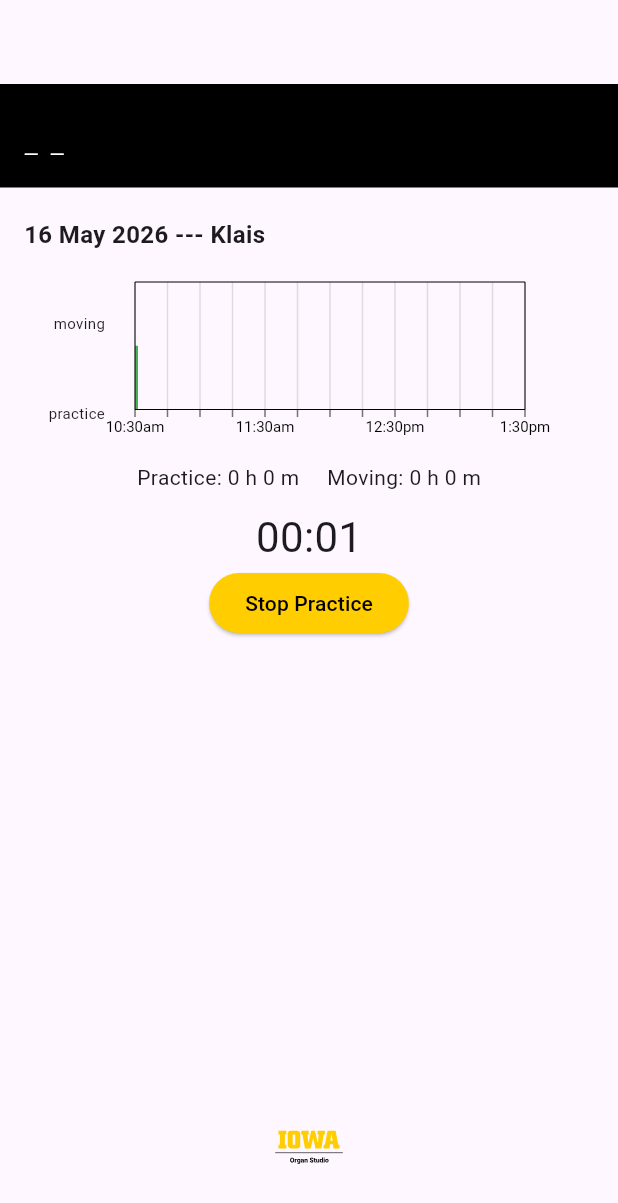
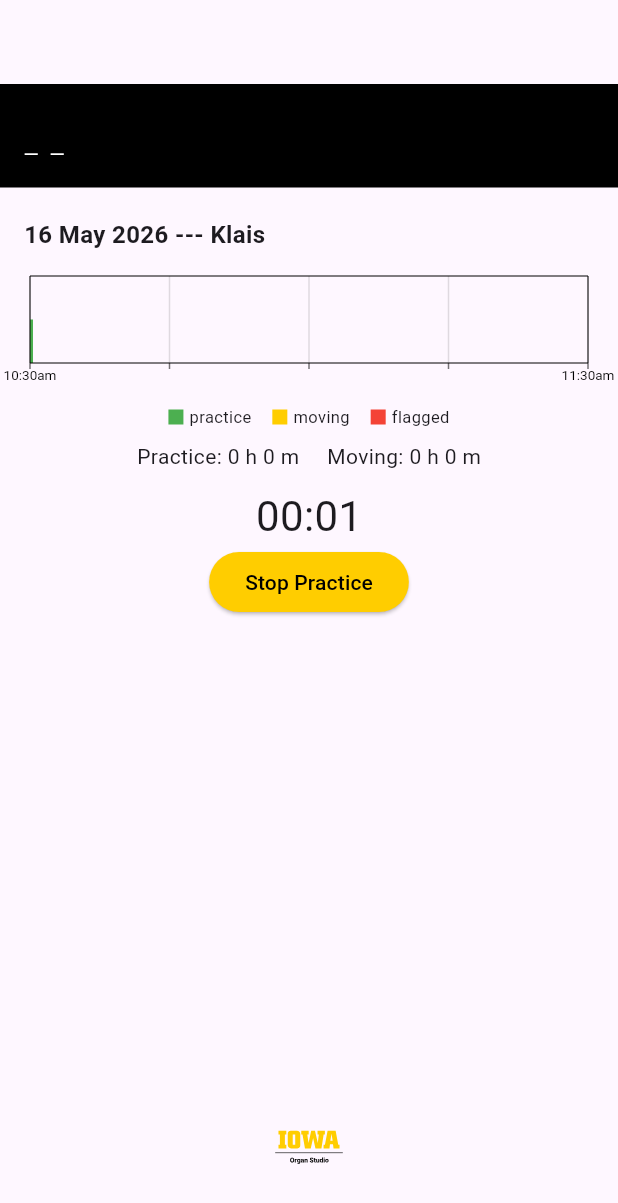
Before and after one commit to iowa-organ-studio/practice-tracker, a Flutter app: the SelectionPage screen opened directly, after a tap on "Klais", on a phone screen of 412 x 824 dp. Shown: the top 1203 px of the screen. Run offline on Flutter 3.47's test engine with Material 3 defaults, Android fonts, the phone set to English and light mode, and no system bars; our stand-ins replace cloud_firestore, firebase_core, flutter_svg, sensors_plus, shared_preferences; missing offline and left inert: record; accounts and stored records are empty.

Commit message:
Refine practice graph layout and adaptive scaling

```diff
--- a/lib/main.dart
+++ b/lib/main.dart
@@ -7,6 +7,8 @@ import 'package:flutter_svg/flutter_svg.dart';
 import 'package:cloud_firestore/cloud_firestore.dart';
 import 'package:firebase_core/firebase_core.dart';
 import 'login_page.dart';
+import 'package:record/record.dart';
+import 'package:path_provider/path_provider.dart';
 
 Future<Widget> getStartPage() async {
   final prefs = await SharedPreferences.getInstance();
@@ -130,7 +132,7 @@ class _HomePageState extends State<HomePage> {
     return Scaffold(
       body: SafeArea(
         child: Column(
-          mainAxisAlignment: MainAxisAlignment.spaceEvenly,
+          mainAxisAlignment: MainAxisAlignment.spaceAround,
           children: [
             FutureBuilder<Map<String, String>>(
               future: getUserInfo(),
@@ -247,33 +249,71 @@ class SelectionPage extends StatelessWidget {
   @override
   Widget build(BuildContext context) {
     return Scaffold(
-      body: Center(
+      body: StreamBuilder<QuerySnapshot>(
+        stream: FirebaseFirestore.instance
+            .collection('sessions')
+            .where('endTime', isNull: true)
+            .snapshots(),
+        builder: (context, snapshot) {
+          if (!snapshot.hasData) {
+            return const Center(child: CircularProgressIndicator());
+          }
+
+          final activeSessions = snapshot.data!.docs;
+
+          return Center(
             child: Column(
               mainAxisAlignment: MainAxisAlignment.center,
               children: builders.map((b) {
+                bool inUse = false;
+
+                if (b != 'Other') {
+                  inUse = activeSessions.any((doc) {
+                    final data = doc.data() as Map<String, dynamic>;
+                    return data['instrument'] == b;
+                  });
+                }
+
                 return Padding(
                   padding: const EdgeInsets.only(bottom: 10),
                   child: GestureDetector(
-                onTap: () async {
-                  final result = await Navigator.push(
+                    onTap: inUse
+                        ? null
+                        : () async {
+                            await Navigator.pushReplacement(
                               context,
                               MaterialPageRoute(
                                 builder: (_) => PracticePage(instrument: b),
                               ),
                             );
-                  Navigator.pop(context, result);
                           },
+                    child: Opacity(
+                      opacity: inUse ? 0.4 : 1.0,
                       child: Container(
                         width: 220,
                         padding: const EdgeInsets.all(14),
                         alignment: Alignment.center,
-                  color: Colors.grey[700],
-                  child: Text(b, style: const TextStyle(color: gold)),
+                        decoration: BoxDecoration(
+                          color: inUse ? Colors.grey : gold,
+                          border: Border.all(
+                            color: inUse ? Colors.black54 : Colors.black,
+                            width: 2,
+                          ),
+                        ),
+                        child: Text(
+                          b,
+                          style: TextStyle(
+                            color: inUse ? Colors.black54 : Colors.black,
+                          ),
+                        ),
+                      ),
                     ),
                   ),
                 );
               }).toList(),
             ),
+          );
+        },
       ),
     );
   }
@@ -411,9 +451,23 @@ class ReviewPage extends StatelessWidget {
                       children: docs.map((doc) {
                         final s = doc.data() as Map<String, dynamic>;
 
-                        final timelineList = (s['timeline'] as List)
-                            .map((e) => Segment(e['start'], e['moving']))
+                        final rawTimeline = s['timeline'];
+
+                        List<Segment> timelineList = [];
+
+                        if (rawTimeline != null && rawTimeline is List) {
+                          timelineList = rawTimeline
+                              .where((e) => e != null)
+                              .map((e) {
+                                final map = e as Map<String, dynamic>;
+
+                                return Segment(
+                                  map['start'] ?? 0,
+                                  map['moving'] ?? false,
+                                );
+                              })
                               .toList();
+                        }
 
                         final duration = s['duration'] ?? 0;
                         final totals = computeTotals(timelineList, duration);
@@ -434,49 +488,14 @@ class ReviewPage extends StatelessWidget {
                               const SizedBox(height: 6),
 
                               SizedBox(
-                                height: 120,
+                                height: 84,
                                 child: Row(
                                   children: [
-                                    SizedBox(
-                                      width: 70,
-                                      child: LayoutBuilder(
-                                        builder: (context, constraints) {
-                                          final h = constraints.maxHeight;
-
-                                          return Stack(
-                                            children: [
-                                              Positioned(
-                                                top: h * 0.15,
-                                                right: 0,
-                                                child: const Text(
-                                                  "moving",
-                                                  style: TextStyle(
-                                                    fontSize: 10,
-                                                  ),
-                                                ),
-                                              ),
-                                              Positioned(
-                                                top: h * 0.70,
-                                                right: 0,
-                                                child: const Text(
-                                                  "practice",
-                                                  style: TextStyle(
-                                                    fontSize: 10,
-                                                  ),
-                                                ),
-                                              ),
-                                            ],
-                                          );
-                                        },
-                                      ),
-                                    ),
-
-                                    const SizedBox(width: 8),
-
                                     Expanded(
                                       child: Padding(
-                                        padding: const EdgeInsets.symmetric(
-                                          horizontal: 12,
+                                        padding: const EdgeInsets.only(
+                                          left: 2,
+                                          right: 2,
                                         ),
                                         child: CustomPaint(
                                           size: Size.infinite,
@@ -485,6 +504,7 @@ class ReviewPage extends StatelessWidget {
                                             duration,
                                             (s['startTime'] as Timestamp)
                                                 .toDate(),
+                                            fixedThreeHourScale: true,
                                           ),
                                         ),
                                       ),
@@ -530,84 +550,112 @@ class Segment {
   Segment(this.start, this.moving);
 }
 
+class WavePoint {
+  final int second;
+  final double amplitude;
+
+  WavePoint(this.second, this.amplitude);
+}
+
 class GraphPainter extends CustomPainter {
   final List<Segment> timeline;
   final int seconds;
   final DateTime startTime;
 
-  GraphPainter(this.timeline, this.seconds, this.startTime);
+  final bool fixedThreeHourScale;
 
-  static const maxSeconds = 3 * 3600;
+  GraphPainter(
+    this.timeline,
+    this.seconds,
+    this.startTime, {
+    this.fixedThreeHourScale = false,
+  });
 
-  double getX(double s, double width) {
-    const rightPadding = 50.0; // increase this
-    return (s / maxSeconds) * (width - rightPadding);
+  double getVisibleSeconds() {
+    if (fixedThreeHourScale) {
+      return 3 * 3600;
+    }
+
+    if (seconds <= 45 * 60) {
+      return 3600;
+    }
+
+    if (seconds <= 105 * 60) {
+      return 7200;
+    }
+
+    return 10800;
+  }
+
+  double getX(double s, double width, double visibleSeconds) {
+    const graphPadding = 18.0;
+
+    return graphPadding + (s / visibleSeconds) * (width - (graphPadding * 2));
   }
 
   @override
   void paint(Canvas canvas, Size size) {
+    final visibleSeconds = getVisibleSeconds();
+
     final paint = Paint()..style = PaintingStyle.fill;
 
-    final axisPaint = Paint()
-      ..color = Colors.black54
-      ..strokeWidth = 1;
+    final axisPaint = Paint()..strokeWidth = 1;
 
     final textPainter = TextPainter(textDirection: TextDirection.ltr);
 
     final safeTimeline = timeline.isEmpty ? [Segment(0, false)] : timeline;
 
-    final graphTop = 10.0;
-    final graphBottom = size.height - 25; // leave space for labels
+    final graphTop = 6.0;
+    final graphBottom = size.height - 20;
 
-    double getTop(bool moving) =>
-        moving ? graphTop : graphTop + (graphBottom - graphTop) * 0.5;
+    double getTop(bool moving) {
+      return moving ? graphTop : graphTop + (graphBottom - graphTop) * 0.5;
+    }
 
-    // ---------------- DRAW GRID + TICKS ----------------
-    const tickInterval = 15 * 60; // every 15 minutes
+    const tickInterval = 15 * 60;
 
-    for (int t = 0; t <= maxSeconds; t += tickInterval) {
-      final x = getX(t.toDouble(), size.width);
+    for (int t = 0; t <= visibleSeconds; t += tickInterval) {
+      final x = getX(t.toDouble(), size.width, visibleSeconds);
 
-      // vertical grid line
       canvas.drawLine(
         Offset(x, graphTop),
         Offset(x, graphBottom),
         axisPaint..color = Colors.black12,
       );
 
-      // tick
       canvas.drawLine(
         Offset(x, graphBottom),
-        Offset(x, graphBottom + 5),
+        Offset(x, graphBottom + 4),
         axisPaint..color = Colors.black54,
       );
 
-      // label every hour
       if (t % 3600 == 0) {
         final time = startTime.add(Duration(seconds: t));
 
         int h = time.hour % 12;
+
         if (h == 0) h = 12;
+
         final m = time.minute.toString().padLeft(2, '0');
+
         final suffix = time.hour >= 12 ? "pm" : "am";
 
         final label = "$h:$m$suffix";
 
         textPainter.text = TextSpan(
           text: label,
-          style: const TextStyle(fontSize: 10, color: Colors.black),
+          style: const TextStyle(fontSize: 9, color: Colors.black),
         );
 
         textPainter.layout();
 
         textPainter.paint(
           canvas,
-          Offset(x - textPainter.width / 2, graphBottom + 6),
+          Offset(x - textPainter.width / 2, graphBottom + 3),
         );
       }
     }
 
-    // ---------------- DRAW BARS ----------------
     for (int i = 0; i < safeTimeline.length; i++) {
       final seg = safeTimeline[i];
 
@@ -615,27 +663,89 @@ class GraphPainter extends CustomPainter {
           ? safeTimeline[i + 1].start
           : seconds;
 
-      double x1 = getX(seg.start.toDouble(), size.width);
-      double x2 = getX(end.toDouble(), size.width);
+      double x1 = getX(seg.start.toDouble(), size.width, visibleSeconds);
 
-      if (x2 - x1 < 2) x2 = x1 + 2;
+      double x2 = getX(end.toDouble(), size.width, visibleSeconds);
+
+      if (x2 - x1 < 2) {
+        x2 = x1 + 2;
+      }
+
+      if (seg.moving && (x2 - x1) > 3) {
+        x2 = x1 + 3;
+      }
 
       final rect = Rect.fromLTRB(x1, getTop(seg.moving), x2, graphBottom);
 
       paint.color = seg.moving ? gold : Colors.green;
+
       canvas.drawRect(rect, paint);
     }
 
-    // ---------------- BORDER ----------------
-    const rightPadding = 50.0;
-
     canvas.drawRect(
-      Rect.fromLTRB(0, graphTop, size.width - rightPadding, graphBottom),
+      Rect.fromLTRB(18, graphTop, size.width - 18, graphBottom),
       Paint()
         ..style = PaintingStyle.stroke
         ..color = Colors.black,
     );
-  } // ✅ THIS CLOSES paint()
+  }
+
+  @override
+  bool shouldRepaint(covariant CustomPainter oldDelegate) => true;
+}
+
+class WaveformPainter extends CustomPainter {
+  final List<WavePoint> waveform;
+  final int seconds;
+
+  WaveformPainter(this.waveform, this.seconds);
+
+  static const maxSeconds = 3 * 3600;
+
+  double getX(double s, double width) {
+    const rightPadding = 20.0;
+    return (s / maxSeconds) * (width - rightPadding);
+  }
+
+  @override
+  void paint(Canvas canvas, Size size) {
+    final paint = Paint()
+      ..color = gold
+      ..style = PaintingStyle.fill;
+
+    final borderPaint = Paint()
+      ..color = Colors.black
+      ..style = PaintingStyle.stroke;
+
+    final centerY = size.height / 2;
+
+    // border
+    canvas.drawRect(
+      Rect.fromLTRB(0, 0, size.width - 20, size.height),
+      borderPaint,
+    );
+
+    if (waveform.isEmpty) return;
+
+    for (int i = 0; i < waveform.length; i++) {
+      final point = waveform[i];
+
+      final x = getX(point.second.toDouble(), size.width);
+
+      final ampHeight = point.amplitude * (size.height * 0.45);
+
+      const barWidth = 4.0;
+
+      final rect = Rect.fromLTRB(
+        x,
+        centerY - ampHeight,
+        x + barWidth,
+        centerY + ampHeight,
+      );
+
+      canvas.drawRect(rect, paint);
+    }
+  }
 
   @override
   bool shouldRepaint(covariant CustomPainter oldDelegate) => true;
@@ -667,14 +777,23 @@ class _PracticePageState extends State<PracticePage> {
   late Timer timer;
   int seconds = 0;
 
-  late DateTime startTime;
+  DateTime? startTime;
 
   List<Segment> timeline = [Segment(0, false)];
   bool isMoving = false;
 
+  List<WavePoint> waveform = [];
+
+  final AudioRecorder recorder = AudioRecorder();
+
+  Timer? amplitudeTimer;
+
+  double currentAmplitude = 0;
+
   String uid = "";
   String name = "";
   String role = "";
+  String? sessionId;
 
   String formatClockTime(DateTime t) {
     int h = t.hour % 12;
@@ -700,6 +819,31 @@ class _PracticePageState extends State<PracticePage> {
       name = prefs.getString('name') ?? "";
       role = prefs.getString('role') ?? "";
     });
+  }
+
+  Future<void> createSession() async {
+    final doc = await FirebaseFirestore.instance.collection('sessions').add({
+      'uid': uid,
+      'name': name,
+      'instrument': widget.instrument,
+      'startTime': startTime,
+      'endTime': null,
+      'status': 'normal',
+    });
+
+    sessionId = doc.id;
+  }
+
+  Future<void> initializePractice() async {
+    await loadUser();
+
+    startTime = DateTime.now();
+
+    await createSession();
+
+    if (mounted) {
+      setState(() {});
+    }
   }
 
   String formatDate(DateTime d) {
@@ -753,15 +897,57 @@ class _PracticePageState extends State<PracticePage> {
     return {'practice': practice, 'moving': moving};
   }
 
+  Future<void> initializeWaveform() async {
+    if (widget.instrument != 'Other') return;
+
+    try {
+      final hasPermission = await recorder.hasPermission();
+
+      if (!hasPermission) {
+        debugPrint("Microphone permission denied");
+        return;
+      }
+
+      final dir = await getTemporaryDirectory();
+
+      final path = '${dir.path}/temp_recording.m4a';
+
+      await recorder.start(const RecordConfig(), path: path);
+
+      amplitudeTimer = Timer.periodic(const Duration(seconds: 1), (_) async {
+        try {
+          final amp = await recorder.getAmplitude();
+
+          if (!mounted) return;
+
+          double normalized = (amp.current + 60) / 60;
+
+          normalized = normalized.clamp(0.0, 1.0);
+
+          setState(() {
+            currentAmplitude = (currentAmplitude * 0.7) + (normalized * 0.3);
+
+            waveform.add(WavePoint(seconds, currentAmplitude));
+          });
+        } catch (e) {
+          debugPrint("Amplitude read error: $e");
+        }
+      });
+    } catch (e) {
+      debugPrint("Waveform init error: $e");
+    }
+  }
+
   @override
   void initState() {
     super.initState();
 
-    loadUser(); // ✅ load UID once
-
-    startTime = DateTime.now();
+    initializePractice();
+    initializeWaveform();
 
     timer = Timer.periodic(const Duration(seconds: 1), (_) {
+      if (!mounted) return;
+
       setState(() {
         seconds++;
       });
@@ -786,11 +972,22 @@ class _PracticePageState extends State<PracticePage> {
   @override
   void dispose() {
     timer.cancel();
+
+    amplitudeTimer?.cancel();
+
+    recorder.stop();
+
+    recorder.dispose();
+
     super.dispose();
   }
 
   @override
   Widget build(BuildContext context) {
+    if (startTime == null) {
+      return const Scaffold(body: Center(child: CircularProgressIndicator()));
+    }
+
     return Scaffold(
       appBar: AppBar(automaticallyImplyLeading: false, title: const Text("")),
       body: SafeArea(
@@ -844,7 +1041,7 @@ class _PracticePageState extends State<PracticePage> {
                       child: Padding(
                         padding: const EdgeInsets.symmetric(horizontal: 16),
                         child: Text(
-                          "${formatDate(startTime)} --- ${widget.instrument}",
+                          "${formatDate(startTime!)} --- ${widget.instrument}",
                           style: const TextStyle(
                             fontSize: 16,
                             fontWeight: FontWeight.bold,
@@ -856,50 +1053,18 @@ class _PracticePageState extends State<PracticePage> {
                     const SizedBox(height: 10),
 
                     SizedBox(
-                      height: 120,
+                      height: 84,
                       child: Row(
                         children: [
-                          SizedBox(
-                            width: 70,
-                            child: LayoutBuilder(
-                              builder: (context, constraints) {
-                                final h = constraints.maxHeight;
-
-                                return Stack(
-                                  children: [
-                                    Positioned(
-                                      top: h * 0.25,
-                                      right: 0,
-                                      child: const Text(
-                                        "moving",
-                                        style: TextStyle(fontSize: 10),
-                                      ),
-                                    ),
-                                    Positioned(
-                                      top: h * 0.75,
-                                      right: 0,
-                                      child: const Text(
-                                        "practice",
-                                        style: TextStyle(fontSize: 10),
-                                      ),
-                                    ),
-                                  ],
-                                );
-                              },
-                            ),
-                          ),
-                          const SizedBox(width: 8),
                           Expanded(
                             child: Padding(
-                              padding: const EdgeInsets.symmetric(
-                                horizontal: 12,
-                              ),
+                              padding: const EdgeInsets.only(left: 2, right: 2),
                               child: CustomPaint(
                                 size: Size.infinite,
                                 painter: GraphPainter(
                                   timeline,
                                   seconds,
-                                  startTime,
+                                  startTime!,
                                 ),
                               ),
                             ),
@@ -908,7 +1073,36 @@ class _PracticePageState extends State<PracticePage> {
                       ),
                     ),
 
-                    const SizedBox(height: 10),
+                    const SizedBox(height: 8),
+
+                    Row(
+                      mainAxisAlignment: MainAxisAlignment.center,
+                      children: [
+                        Container(width: 10, height: 10, color: Colors.green),
+
+                        const SizedBox(width: 4),
+
+                        const Text("practice", style: TextStyle(fontSize: 11)),
+
+                        const SizedBox(width: 14),
+
+                        Container(width: 10, height: 10, color: gold),
+
+                        const SizedBox(width: 4),
+
+                        const Text("moving", style: TextStyle(fontSize: 11)),
+
+                        const SizedBox(width: 14),
+
+                        Container(width: 10, height: 10, color: Colors.red),
+
+                        const SizedBox(width: 4),
+
+                        const Text("flagged", style: TextStyle(fontSize: 11)),
+                      ],
+                    ),
+
+                    const SizedBox(height: 8),
 
                     Text(
                       "Practice: ${formatHM(computeTotals()['practice']!)}     Moving: ${formatHM(computeTotals()['moving']!)}",
@@ -929,14 +1123,11 @@ class _PracticePageState extends State<PracticePage> {
                       ),
                       onPressed: () async {
                         timer.cancel();
-
                         try {
                           await FirebaseFirestore.instance
                               .collection('sessions')
-                              .add({
-                                'uid': uid,
-                                'name': name,
-                                'instrument': widget.instrument,
+                              .doc(sessionId)
+                              .update({
                                 'duration': seconds,
                                 'timeline': timeline
                                     .map(
@@ -946,14 +1137,11 @@ class _PracticePageState extends State<PracticePage> {
                                       },
                                     )
                                     .toList(),
-                                'startTime': startTime,
                                 'endTime': DateTime.now(),
-                                'status': 'normal',
                               });
                         } catch (e) {
-                          debugPrint("Error saving session: $e");
+                          debugPrint("Error updating session: $e");
                         }
-
                         Navigator.pop(context, {
                           'duration': seconds,
                           'timeline': timeline
--- a/pubspec.yaml
+++ b/pubspec.yaml
@@ -31,6 +31,7 @@ dependencies:
   flutter:
     sdk: flutter
 
+  record: ^6.1.1
   # The following adds the Cupertino Icons font to your application.
   # Use with the CupertinoIcons class for iOS style icons.
   cupertino_icons: ^1.0.8
@@ -39,6 +40,7 @@ dependencies:
   flutter_svg: ^2.3.0
   firebase_core: ^4.8.0
   cloud_firestore: ^6.4.0
+  path_provider: ^2.1.5
 
 dev_dependencies:
   flutter_test:
```
Also changed, not shown: pubspec.lock, 7 other files. Lines whose indentation alone changed are shown as unchanged.
